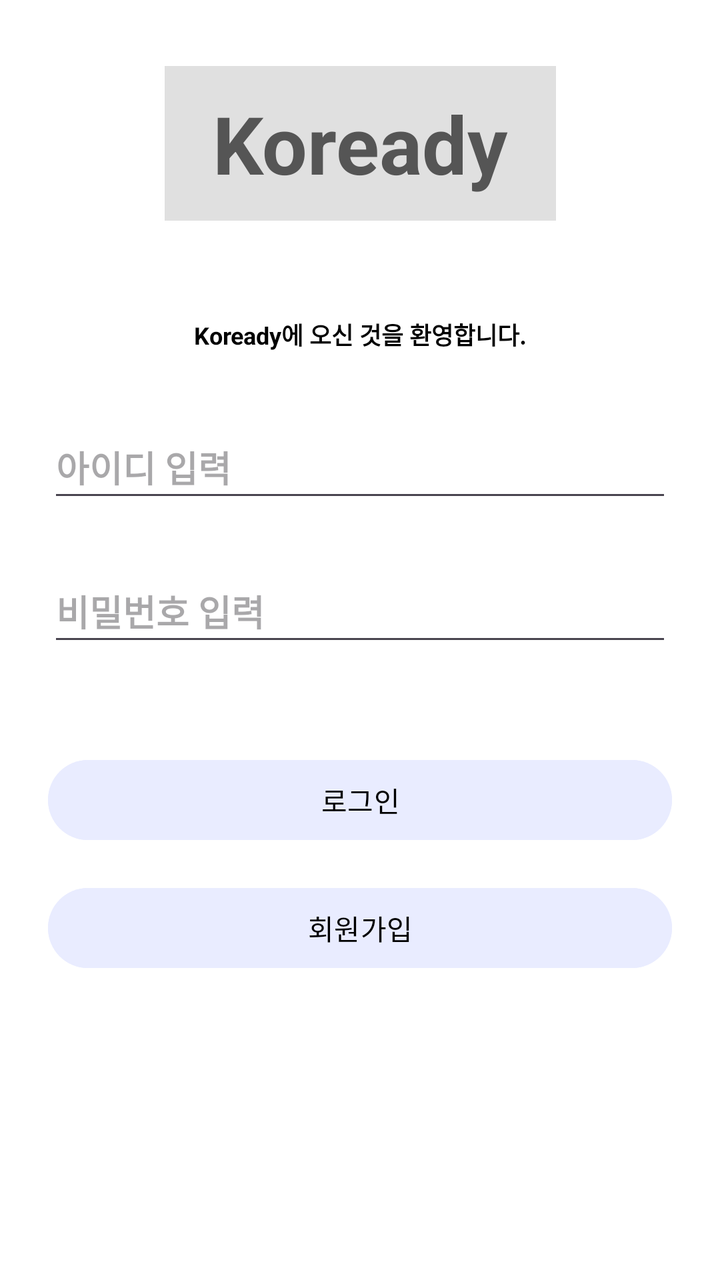
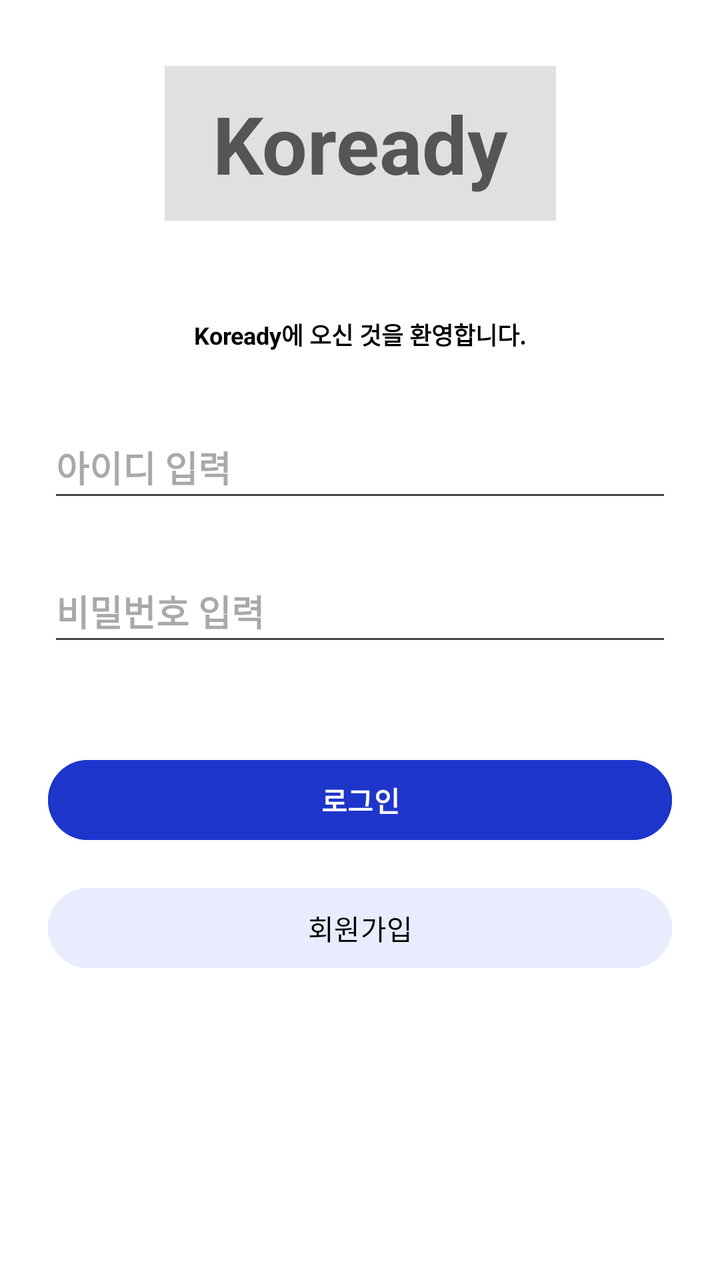

Before-and-after screenshots of an Android layout around one commit, followed by the original layout XML and the change that was made.
<!-- AndroidManifest.xml: application theme Theme.GURU2 -->
<!-- res/layout/activity_login.xml -->
<?xml version="1.0" encoding="utf-8"?>
<androidx.constraintlayout.widget.ConstraintLayout
    xmlns:android="http://schemas.android.com/apk/res/android"
    xmlns:app="http://schemas.android.com/apk/res-auto"
    xmlns:tools="http://schemas.android.com/tools"
    android:layout_width="match_parent"
    android:layout_height="match_parent"
    android:background="#FFFFFF">

    
    <TextView
        android:id="@+id/tvAppTitle"
        android:layout_width="wrap_content"
        android:layout_height="wrap_content"
        android:layout_marginBottom="48dp"
        android:background="#E0E0E0"
        android:paddingHorizontal="24dp"
        android:paddingVertical="12dp"
        android:text="Koready"
        android:textColor="#555555"
        android:textSize="40sp"
        android:textStyle="bold"
        app:layout_constraintBottom_toTopOf="@+id/tvDesc"
        app:layout_constraintEnd_toEndOf="parent"
        app:layout_constraintStart_toStartOf="parent" />

    
    <TextView
        android:id="@+id/tvDesc"
        android:layout_width="wrap_content"
        android:layout_height="wrap_content"
        android:layout_marginBottom="32dp"
        android:text="Koready에 오신 것을 환영합니다."
        android:textColor="@color/black"
        android:textSize="12sp"
        android:textStyle="bold"
        app:layout_constraintBottom_toTopOf="@+id/etId"
        app:layout_constraintEnd_toEndOf="parent"
        app:layout_constraintStart_toStartOf="parent" />

    
    <EditText
        android:id="@+id/etId"
        android:layout_width="0dp"
        android:layout_height="wrap_content"
        android:layout_marginStart="24dp"
        android:layout_marginEnd="24dp"
        android:layout_marginBottom="24dp"
        android:hint="아이디 입력"
        android:minHeight="48dp"
        android:textStyle="bold"
        app:layout_constraintBottom_toTopOf="@+id/etPw"
        app:layout_constraintEnd_toEndOf="parent"
        app:layout_constraintStart_toStartOf="parent" />

    
    <EditText
        android:id="@+id/etPw"
        android:layout_width="0dp"
        android:layout_height="wrap_content"
        android:layout_marginStart="24dp"
        android:layout_marginEnd="24dp"
        android:layout_marginBottom="48dp"
        android:hint="비밀번호 입력"
        android:inputType="textPassword"
        android:minHeight="48dp"
        android:textStyle="bold"
        app:layout_constraintBottom_toTopOf="@+id/btnLogin"
        app:layout_constraintEnd_toEndOf="parent"
        app:layout_constraintStart_toStartOf="parent" />

    
    <Button
        android:id="@+id/btnLogin"
        android:layout_width="0dp"
        android:layout_height="wrap_content"
        android:layout_marginStart="24dp"
        android:layout_marginEnd="24dp"
        android:layout_marginBottom="16dp"
        android:backgroundTint="@color/choice_default"
        android:minHeight="48dp"
        android:text="로그인"
        android:textColor="@color/black"
        app:layout_constraintBottom_toTopOf="@+id/btnSignup"
        app:layout_constraintEnd_toEndOf="parent"
        app:layout_constraintStart_toStartOf="parent" />

    
    <Button
        android:id="@+id/btnSignup"
        android:layout_width="0dp"
        android:layout_height="wrap_content"
        android:layout_marginStart="24dp"
        android:layout_marginEnd="24dp"
        android:layout_marginBottom="152dp"
        android:backgroundTint="@color/choice_default"
        android:minHeight="48dp"
        android:text="회원가입"
        android:textColor="@color/black"
        app:layout_constraintBottom_toBottomOf="parent"
        app:layout_constraintEnd_toEndOf="parent"
        app:layout_constraintStart_toStartOf="parent" />

</androidx.constraintlayout.widget.ConstraintLayout>
<!-- resources referenced by this layout -->
<resources>
  <color name="black">#FF000000</color>
  <color name="choice_default">#E9ECFF</color>
  <style name="Theme.GURU2" parent="Base.Theme.GURU2" />
  <style name="Base.Theme.GURU2" parent="Theme.Material3.DayNight.NoActionBar">
          
          
  
      </style>
</resources>

<!-- the commit's change to res/layout/activity_login.xml (unified diff, before → after) -->
@@ -77,10 +77,11 @@
         android:layout_marginStart="24dp"
         android:layout_marginEnd="24dp"
         android:layout_marginBottom="16dp"
-        android:backgroundTint="@color/choice_default"
+        android:backgroundTint="@color/confirm_active"
         android:minHeight="48dp"
         android:text="로그인"
-        android:textColor="@color/black"
+        android:textColor="@color/white"
+        android:textStyle="bold"
         app:layout_constraintBottom_toTopOf="@+id/btnSignup"
         app:layout_constraintEnd_toEndOf="parent"
         app:layout_constraintStart_toStartOf="parent" />
<!-- resource entries referenced after the edit -->
@@ -2,6 +2,8 @@
 <resources>
   <color name="black">#FF000000</color>
   <color name="choice_default">#E9ECFF</color>
+  <color name="confirm_active">#1E35CB</color>
+  <color name="white">#FFFFFFFF</color>
   <style name="Theme.GURU2" parent="Base.Theme.GURU2" />
   <style name="Base.Theme.GURU2" parent="Theme.Material3.DayNight.NoActionBar">
           
